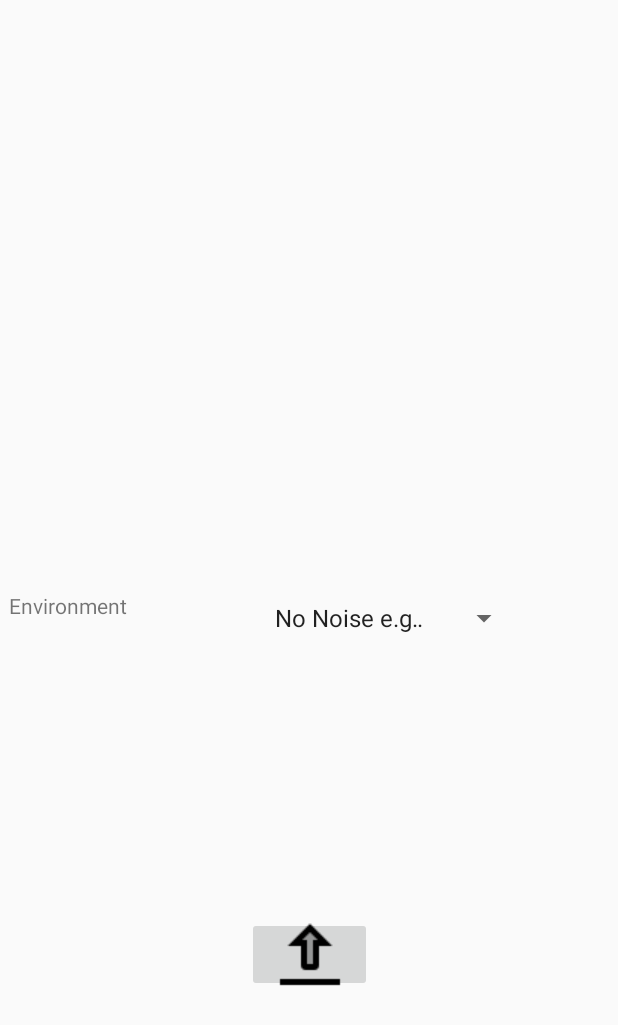
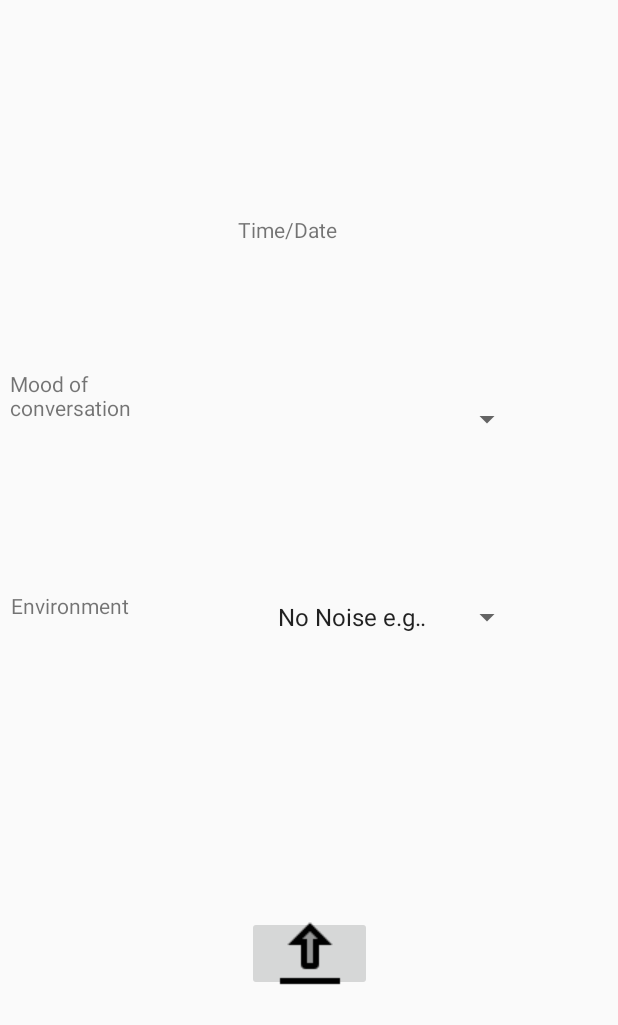
Before and after one commit to chrisdrake112/HeliosVoice, an Android app: the UploadActivity screen opened directly, with no data from a screen before it, on a phone screen of 412 x 824 dp. Shown: the top 1025 px of the screen. Run offline under Robolectric (Android 15) with nearby library versions, the phone set to English and light mode, and no system bars.

Commit message:
added update to Upload

```diff
--- a/HeliosOrganicSocialGraph/app/src/main/res/layout/activity_upload.xml
+++ b/HeliosOrganicSocialGraph/app/src/main/res/layout/activity_upload.xml
@@ -11,9 +11,10 @@
         android:layout_height="72dp"
         app:layout_constraintBottom_toBottomOf="parent"
         app:layout_constraintEnd_toEndOf="parent"
-        app:layout_constraintHorizontal_bias="0.728"
+        app:layout_constraintHorizontal_bias="0.737"
         app:layout_constraintStart_toStartOf="parent"
-        app:layout_constraintTop_toTopOf="parent" />
+        app:layout_constraintTop_toTopOf="parent"
+        app:layout_constraintVertical_bias="0.499" />
 
     <TextView
         android:id="@+id/EnvironmentView"
@@ -27,6 +28,19 @@
         app:layout_constraintStart_toStartOf="parent"
         app:layout_constraintTop_toTopOf="parent" />
 
+    <TextView
+        android:id="@+id/MoodView"
+        android:layout_width="113dp"
+        android:layout_height="36dp"
+        android:layout_marginEnd="52dp"
+        android:text="Mood of conversation"
+        app:layout_constraintBottom_toBottomOf="parent"
+        app:layout_constraintEnd_toStartOf="@+id/spinnerEnv"
+        app:layout_constraintHorizontal_bias="0.583"
+        app:layout_constraintStart_toStartOf="parent"
+        app:layout_constraintTop_toTopOf="parent"
+        app:layout_constraintVertical_bias="0.312" />
+
     <ImageButton
         android:id="@+id/UploadButton"
         android:layout_width="83dp"
@@ -36,4 +50,27 @@
         app:layout_constraintStart_toStartOf="parent"
         app:layout_constraintTop_toBottomOf="@+id/spinnerEnv"
         app:srcCompat="@drawable/icons8_upload_48" />
+
+    <Spinner
+        android:id="@+id/spinner"
+        android:layout_width="171dp"
+        android:layout_height="72dp"
+        android:layout_marginBottom="60dp"
+        app:layout_constraintBottom_toTopOf="@+id/spinnerEnv"
+        app:layout_constraintEnd_toEndOf="parent"
+        app:layout_constraintHorizontal_bias="0.737"
+        app:layout_constraintStart_toStartOf="parent" />
+
+    <TextView
+        android:id="@+id/textView"
+        android:layout_width="93dp"
+        android:layout_height="29dp"
+        android:layout_marginBottom="56dp"
+        android:text="Time/Date"
+        app:layout_constraintBottom_toTopOf="@+id/spinner"
+        app:layout_constraintEnd_toEndOf="parent"
+        app:layout_constraintHorizontal_bias="0.498"
+        app:layout_constraintStart_toStartOf="parent"
+        app:layout_constraintTop_toTopOf="parent"
+        app:layout_constraintVertical_bias="0.909" />
 </androidx.constraintlayout.widget.ConstraintLayout>
--- a/HeliosOrganicSocialGraph/app/src/main/res/values/strings.xml
+++ b/HeliosOrganicSocialGraph/app/src/main/res/values/strings.xml
@@ -8,4 +8,15 @@
         <item>Loud e.g A Pub</item>
         <item>Very Loud e.g A concert</item>
     </string-array>
+
+    <string-array name="ToneStringArray">
+        <item>Anxious</item>
+        <item>Angry</item>
+        <item>Anxious</item>
+        <item>Empethetic</item>
+        <item>Sarcastic</item>
+    </string-array>
+
+
+
 </resources>
```
